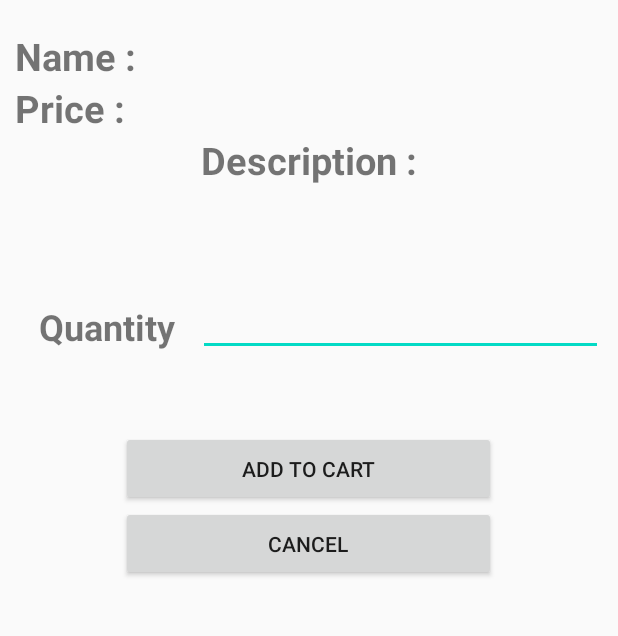
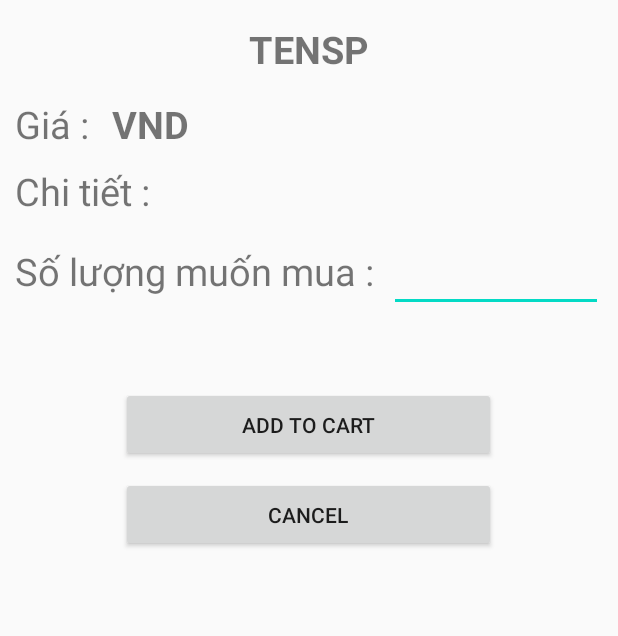
Before and after one commit to huynhbavinh/VLUstore, an Android app: the layout activity_main_detail_product.xml on its own in the app's theme, with its tools: preview values and no code run, on a phone screen of 412 x 824 dp, the part 315-951 px from its top. Run offline under Robolectric (Android 15) with nearby library versions, the phone set to English and light mode, and no system bars.

Commit message:
Last Update

```diff
--- a/app/src/main/java/com/example/vlustore/LoginActivity.java
+++ b/app/src/main/java/com/example/vlustore/LoginActivity.java
@@ -51,8 +51,6 @@ public class LoginActivity extends AppCompatActivity {
 
     public void loginUser(View view) {
         if (!validateUserName() | !validatePassword()) {
-            Log.d("LOGIN:", "VALIDATOR");
-
             return;
         } else {
 
--- a/app/src/main/java/com/example/vlustore/mainDetailProduct.java
+++ b/app/src/main/java/com/example/vlustore/mainDetailProduct.java
@@ -30,7 +30,7 @@ public class mainDetailProduct extends AppCompatActivity {
     private String _username;
     private Intent intent;
     TextView ednoidung,edgiatien,edtensanpham,edsoluong;
-    TextView noidung,giatien,tensanpham,quantity;
+    TextView noidung,giatien,quantity;
     Button quaylai,giohang;
     ImageView img;
     String d_pname,d_price,d_des,d_img;
@@ -51,7 +51,6 @@ public class mainDetailProduct extends AppCompatActivity {
         giatien = (TextView) findViewById(R.id.giatien);
         edsoluong = (EditText) findViewById(R.id.edsoluong);
         quantity = (TextView) findViewById(R.id.quantity);
-        tensanpham = (TextView) findViewById(R.id.sanpham);
         img = (ImageView) findViewById(R.id.d_imageView);
         quaylai = (Button) findViewById(R.id.cancelbtn);
         quaylai.setOnClickListener(new View.OnClickListener() {
@@ -75,6 +74,7 @@ public class mainDetailProduct extends AppCompatActivity {
         intent = getIntent();
         _username = intent.getStringExtra("username");
     }
+
 
 
     private void addingToCartList() {
--- a/app/src/main/res/layout/activity_main_detail_product.xml
+++ b/app/src/main/res/layout/activity_main_detail_product.xml
@@ -15,49 +15,43 @@
         android:layout_gravity="center"
         app:srcCompat="@drawable/ic_launcher_background" />
 
-    <LinearLayout
-        android:layout_marginTop="20dp"
-        android:layout_width="match_parent"
-        android:layout_height="wrap_content"
-        android:orientation="horizontal">
-
-        <TextView
-            android:id="@+id/sanpham"
-            android:layout_width="wrap_content"
-            android:layout_height="wrap_content"
-            android:layout_gravity="center"
-            android:text="Name :  "
-            android:textSize="25sp"
-            android:textStyle="bold" />
-
     <TextView
         android:id="@+id/edsanpham"
         android:layout_width="wrap_content"
         android:layout_height="wrap_content"
+        android:layout_gravity="center"
+        android:layout_marginTop="15dp"
+        android:text="TENSP"
         android:textSize="25sp"
-            android:textStyle="bold"
-            android:layout_gravity="center"/>
-    </LinearLayout>
-
+        android:textStyle="bold" />
 
     <LinearLayout
         android:layout_width="match_parent"
         android:layout_height="wrap_content"
-        android:orientation="horizontal">
+        android:orientation="horizontal"
+        android:layout_marginTop="15dp">
 
         <TextView
             android:id="@+id/giatien"
             android:layout_width="wrap_content"
             android:layout_height="wrap_content"
             android:layout_gravity="center"
-            android:text="Price :  "
+            android:text="Giá :"
+            android:textSize="25sp" />
+
+        <TextView
+            android:id="@+id/edgiatien"
+            android:layout_width="wrap_content"
+            android:layout_height="wrap_content"
+            android:layout_marginLeft="10dp"
             android:textSize="25sp"
             android:textStyle="bold" />
 
         <TextView
-            android:id="@+id/edgiatien"
-            android:layout_width="match_parent"
+            android:layout_width="wrap_content"
             android:layout_height="wrap_content"
+            android:layout_marginLeft="5sp"
+            android:text="VND"
             android:textSize="25sp"
             android:textStyle="bold" />
     </LinearLayout>
@@ -65,53 +59,44 @@
     <LinearLayout
         android:layout_width="match_parent"
         android:layout_height="wrap_content"
-        android:orientation="vertical">
+        android:orientation="horizontal"
+        android:layout_marginTop="10sp">
 
         <TextView
             android:id="@+id/mota"
             android:layout_width="wrap_content"
             android:layout_height="wrap_content"
-            android:layout_gravity="center"
-            android:text="Description :"
-            android:textSize="25sp"
-            android:textStyle="bold" />
+            android:text="Chi tiết :"
+            android:textSize="25sp" />
 
         <TextView
             android:id="@+id/ednoidung"
-            android:layout_width="373dp"
-            android:layout_height="52dp"
-            android:layout_marginStart="16dp"
-            android:layout_marginTop="8dp"
+            android:layout_width="wrap_content"
+            android:layout_height="wrap_content"
+            android:layout_gravity="center"
+            android:layout_marginLeft="10sp"
             android:textSize="24sp"
-            android:textStyle="bold"
-            android:textAlignment="center"
-            app:layout_constraintStart_toStartOf="parent"
-            app:layout_constraintTop_toBottomOf="@+id/mota" />
+            android:textStyle="bold" />
     </LinearLayout>
-
 
     <LinearLayout
         android:layout_width="match_parent"
         android:layout_height="wrap_content"
+        android:layout_marginTop="10sp"
         android:orientation="horizontal">
 
         <TextView
             android:id="@+id/quantity"
-            android:layout_width="106dp"
-            android:layout_height="40dp"
-            android:layout_marginStart="16dp"
-            android:layout_marginTop="7dp"
-            android:text="Quantity"
-            android:textSize="24sp"
-            android:textStyle="bold"
-            app:layout_constraintStart_toStartOf="parent"
-            app:layout_constraintTop_toBottomOf="@+id/ednoidung" />
+            android:layout_width="wrap_content"
+            android:layout_height="wrap_content"
+            android:text="Số lượng muốn mua :"
+            android:textSize="25sp" />
 
         <EditText
             android:id="@+id/edsoluong"
             android:layout_width="match_parent"
             android:layout_height="wrap_content"
-            android:ems="10"
+            android:layout_marginLeft="10dp"
             android:inputType="textPersonName"
             android:textSize="24sp"
             android:textStyle="bold" />
@@ -119,11 +104,11 @@
     </LinearLayout>
 
     <Button
-            android:layout_marginTop="50dp"
         android:id="@+id/giohang"
         android:layout_width="250dp"
         android:layout_height="50dp"
         android:layout_gravity="center"
+        android:layout_marginTop="50dp"
         android:text="Add to cart" />
 
     <Button
@@ -131,8 +116,8 @@
         android:layout_width="250dp"
         android:layout_height="50dp"
         android:layout_gravity="center"
+        android:layout_marginTop="10dp"
         android:text="Cancel" />
 
 
-
 </LinearLayout>
```
Also changed, not shown: app/src/main/java/com/example/vlustore/BillRecyclerAdapter.java (+9 -3 lines), app/src/main/java/com/example/vlustore/ConfirmActivity.java (+25 -46 lines), app/src/main/java/com/example/vlustore/ProductDisplayActivity.java (+4 -3 lines), app/src/main/java/com/example/vlustore/RecyclerAdapter.java (+22 -30 lines), app/src/main/java/com/example/vlustore/models/Billitems.java (+8 -3 lines), app/src/main/java/com/example/vlustore/userBillManagement.java (+20 -7 lines), app/src/main/res/layout/activity_user_profile.xml (+7 -3 lines), app/src/main/res/layout/card_item.xml (+40 -5 lines), app/src/main/res/layout/main_nav_drawer.xml (+35 -10 lines), app/src/main/res/layout/products_item_display.xml (+15 -16 lines). Lines whose indentation alone changed are shown as unchanged.
